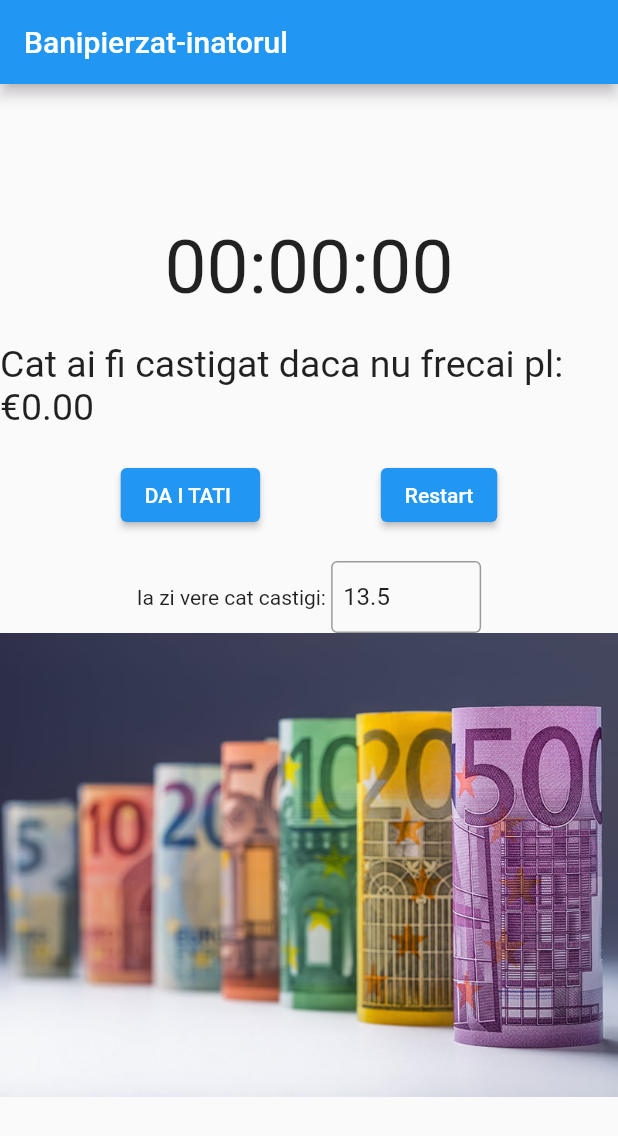
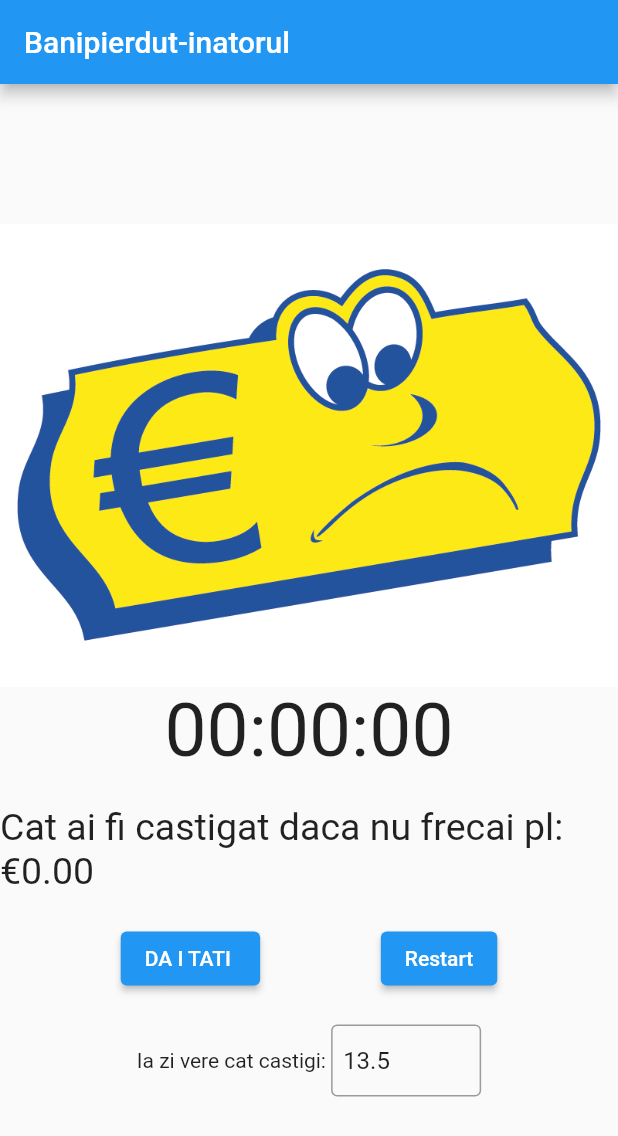
Before and after one commit to apoticon/lost_money, a Flutter app: the screen it shows after launch, on a phone screen of 412 x 824 dp. Shown: the top 1136 px of the screen. Run offline on Flutter 3.47's test engine with Material 2 defaults, Android fonts, the phone set to English and light mode, and no system bars.

Commit message:
added a small gif at the top

```diff
--- a/lib/main.dart
+++ b/lib/main.dart
@@ -58,12 +58,19 @@ class StopwatchAppState extends State<StopwatchApp> {
   Widget build(BuildContext context) {
     return Scaffold(
       appBar: AppBar(
-        title: Text("Banipierzat-inatorul"),
+        title: Text("Banipierdut-inatorul"),
       ),
       body: Center(
         child: Column(
           mainAxisAlignment: MainAxisAlignment.center,
           children: [
+            Positioned(
+              top: 0.0,
+              right: 0.0,
+              child: Image.asset(
+                "assets/images/euroisuparat.gif",
+              ),
+            ),
             Text(
               "${stopwatch.elapsed.inHours.toString().padLeft(2, '0')}:${(stopwatch.elapsed.inMinutes % 60).toString().padLeft(2, '0')}:${(stopwatch.elapsed.inSeconds % 60).toString().padLeft(2, '0')}",
               style: TextStyle(fontSize: 50.0),
@@ -111,13 +118,6 @@ class StopwatchAppState extends State<StopwatchApp> {
                 ),
               ],
             ),
-            Positioned(
-              top: 0.0,
-              right: 0.0,
-              child: Image.asset(
-                "assets/images/euroi.jpg",
-              ),
-            ),
           ],
         ),
       ),
@@ -133,7 +133,7 @@ class MyApp extends StatelessWidget {
   @override
   Widget build(BuildContext context) {
     return MaterialApp(
-      title: 'Aplicatie de cacat ',
+      title: 'Banipierdut-inatorul',
       theme: ThemeData(
         primarySwatch: Colors.blue,
       ),
```
Also changed, not shown: assets/images/euroisuparat.gif (added).
